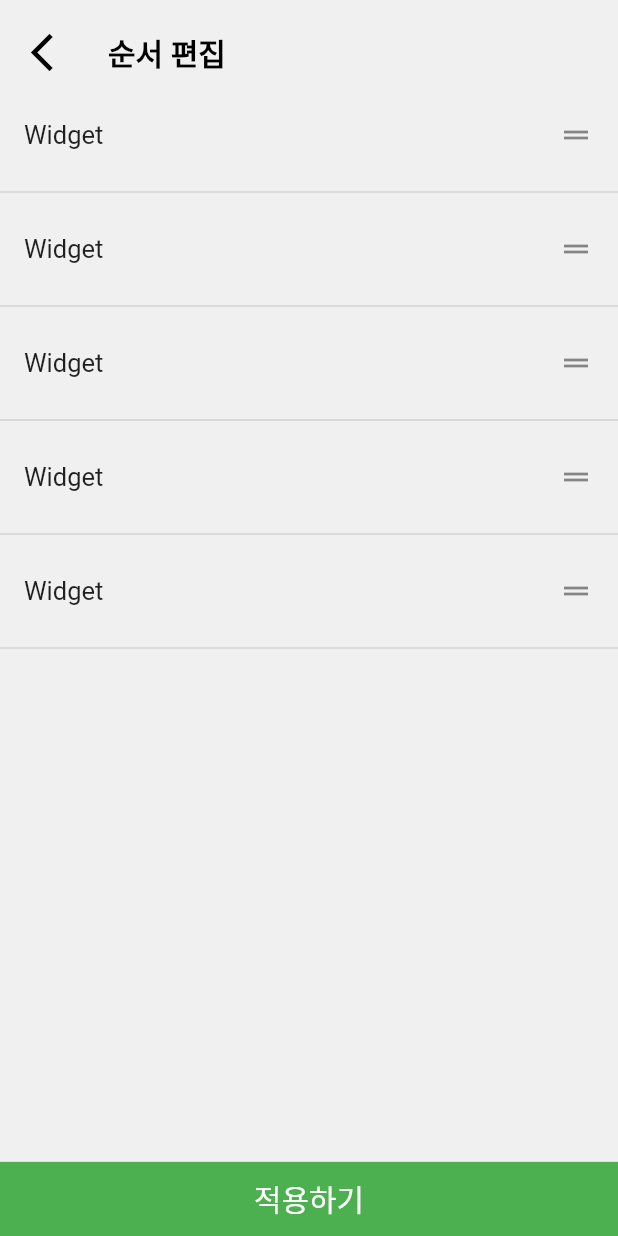
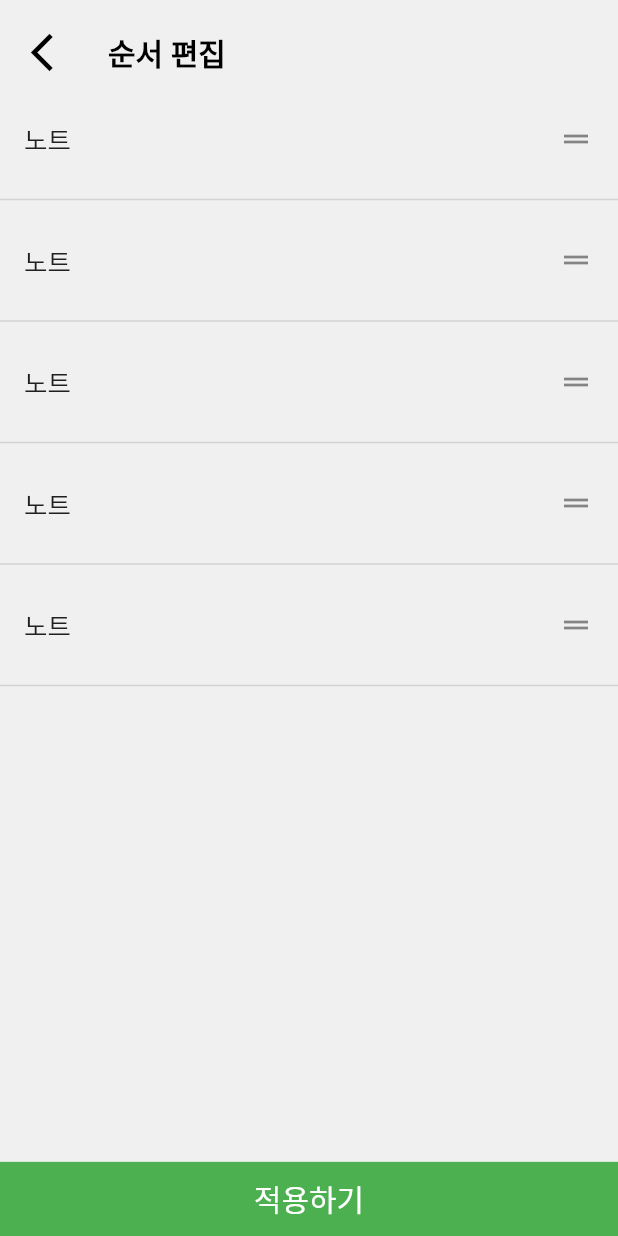
Before and after one commit to Super-Medic/SuperMedic, a Flutter app: the HomePage screen opened directly, after a tap on "순서편집", on a phone screen of 412 x 824 dp. Run offline on Flutter 3.47's test engine with Material 2 defaults, Android fonts, the phone set to English and light mode, and no system bars; our stand-ins replace contained_tab_bar_view, dotted_line, firebase_core, firebase_messaging, fl_chart, flutter_dotenv and 12 more; missing offline and left inert: kakao_flutter_sdk, restart_app; accounts and stored records are empty; network calls fail; Roboto replaces fonts that are missing (NanumSquareEB).

Commit message:
HomeIndex Comm

```diff
--- a/lib/pages/homeIndex.dart
+++ b/lib/pages/homeIndex.dart
@@ -78,8 +78,17 @@ class _HomeIndexState extends State<HomeIndex> {
                 tileColor: const Color.fromARGB(0, 255, 255, 255),
                 minVerticalPadding: 20,
                 visualDensity: const VisualDensity(vertical: -4),
-                title: Text('${homeItemsOder[index]}'),
-                trailing: const Icon(Icons.drag_handle),
+                title: '${homeItemsOder[index]}' == 'MedicationTime'
+                    ? const Text('복약 관리')
+                    : '${homeItemsOder[index]}' == 'BloodPressure'
+                        ? const Text('혈압 관리')
+                        : '${homeItemsOder[index]}' == 'BloodSugar'
+                            ? const Text('혈당 관리')
+                            : '${homeItemsOder[index]}' == 'Symptom'
+                                ? const Text('증상 관리')
+                                : const Text('노트'),
+                trailing: ReorderableDragStartListener(
+                    index: index, child: const Icon(Icons.drag_handle)),
               ),
               const Divider(thickness: 1),
             ])
--- a/lib/widgets/mainPage_widgets/blood_pressure_graph.dart
+++ b/lib/widgets/mainPage_widgets/blood_pressure_graph.dart
@@ -32,7 +32,7 @@ class BloodPressureGraph extends StatelessWidget {
                         padding: const EdgeInsets.only(
                           right: 0,
                           left: 0,
-                          bottom: 44,
+                          bottom: 0,
                           top: 54,
                         ),
                         child: Column(
@@ -76,7 +76,7 @@ class BloodPressureGraph extends StatelessWidget {
                                       0.145 *
                                       (_homeProvider.bloodPressureValue.length -
                                           1),
-                          height: screenHeight * 0.35,
+                          height: screenHeight * 0.33,
                           child: Consumer<HomeProvider>(
                             builder: (context, homeProvider, child) =>
                                 LineChart(
--- a/lib/widgets/mainPage_widgets/blood_sugar_graph.dart
+++ b/lib/widgets/mainPage_widgets/blood_sugar_graph.dart
@@ -30,7 +30,7 @@ class BloodSugarGraph extends StatelessWidget {
                       padding: const EdgeInsets.only(
                         right: 0,
                         left: 0,
-                        bottom: 44,
+                        bottom: 0,
                         top: 54,
                       ),
                       child: Column(
```
